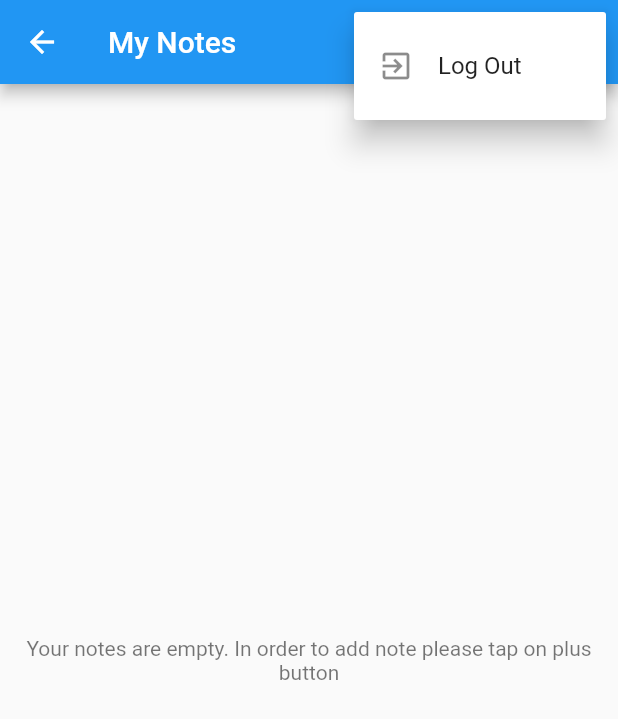
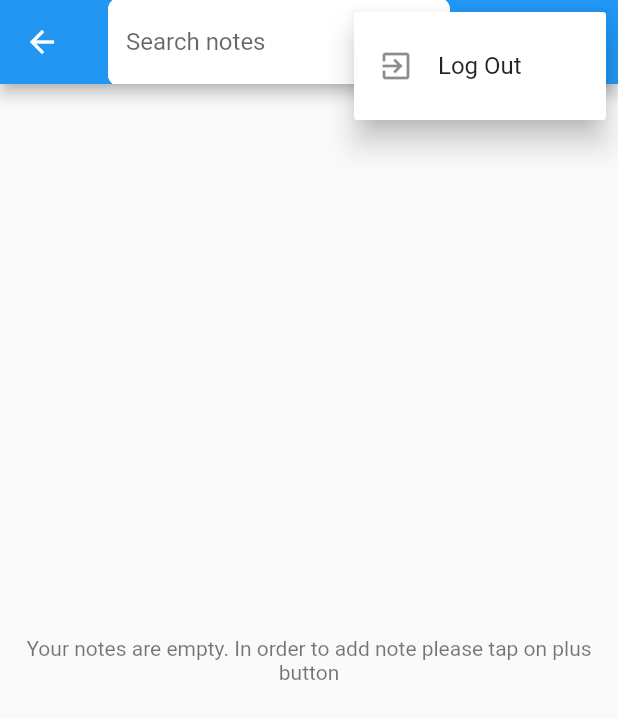
Before and after one commit to IlyasMukatdisov/my_notes, a Flutter app: the NotesPage screen opened directly, after a tap on the "more vert" icon, on a phone screen of 412 x 824 dp. Shown: the top 719 px of the screen. Run offline on Flutter 3.47's test engine with Material 2 defaults, Android fonts, the phone set to English and light mode, and no system bars; our stand-ins replace bloc, cloud_firestore, equatable, firebase_auth, firebase_core, flutter_bloc and 1 more; accounts and stored records are empty; generated files the repository leaves out were written again.

Commit message:
to do search

```diff
--- a/lib/pages/loading/loading_page.dart
+++ b/lib/pages/loading/loading_page.dart
@@ -6,10 +6,8 @@ class LoadingPage extends StatelessWidget {
   @override
   Widget build(BuildContext context) {
     return Scaffold(
-      appBar: AppBar(
-        title: const Text('Loading...'),
-      ),
-      body: const Center(child: CircularProgressIndicator.adaptive()),
+      appBar: AppBar(),
+      body: const Center(child: CircularProgressIndicator()),
     );
   }
 }
--- a/lib/pages/notes/create_update_note_page.dart
+++ b/lib/pages/notes/create_update_note_page.dart
@@ -119,7 +119,7 @@ class _CreateUpdateNotePageState extends State<CreateUpdateNotePage> {
                 }
               default:
                 return const Center(
-                    child: CircularProgressIndicator.adaptive());
+                    child: CircularProgressIndicator());
             }
           },
         ));
--- a/lib/pages/notes/notes_page.dart
+++ b/lib/pages/notes/notes_page.dart
@@ -19,18 +19,46 @@ class NotesPage extends StatefulWidget {
 class _NotesPageState extends State<NotesPage> {
   late final FirebaseCloudStorage _notesService;
   String get userId => AuthService.firebase().currentUser!.id;
+  late final TextEditingController _controller;
 
   @override
   void initState() {
     _notesService = FirebaseCloudStorage();
+    _controller = TextEditingController();
     super.initState();
+  }
+
+  @override
+  void dispose() {
+    _controller.dispose();
+    super.dispose();
   }
 
   @override
   Widget build(BuildContext context) {
     return Scaffold(
         appBar: AppBar(
-          title: const Text('My Notes'),
+          title: TextFormField(
+            controller: _controller,
+            decoration: InputDecoration(
+              border: OutlineInputBorder(
+                  borderRadius: BorderRadius.circular(8),
+                  borderSide: const BorderSide(color: Colors.white)),
+              filled: true,
+              fillColor: Colors.white,
+              hintText: 'Search notes',
+              suffixIcon: IconButton(
+                icon: const Icon(Icons.search),
+                onPressed: () {},
+              ),
+              enabledBorder: OutlineInputBorder(
+                  borderRadius: BorderRadius.circular(8),
+                  borderSide: const BorderSide(color: Colors.white)),
+              focusedBorder: OutlineInputBorder(
+                  borderRadius: BorderRadius.circular(8),
+                  borderSide: const BorderSide(color: Colors.white)),
+            ),
+          ),
           actions: [
             addNoteButton(context),
             const NotePopUpMenu(),
@@ -43,10 +71,23 @@ class _NotesPageState extends State<NotesPage> {
               case ConnectionState.active:
               case ConnectionState.waiting:
                 if (snapshot.hasData) {
+                  Iterable<CloudNote> result;
                   final notes = snapshot.data as Iterable<CloudNote>;
+                  String name = _controller.text;
+                  if (name.isEmpty) {
+                    result = notes;
+                  } else {
+                    List<CloudNote> foundedNotes = [];
+                    for (var note in notes) {
+                      if (note.text.contains(name.toLowerCase())) {
+                        foundedNotes.add(note);
+                      }
+                    }
+                    result = foundedNotes;
+                  }
                   return notes.isNotEmpty
                       ? NotesListView(
-                          notes: notes,
+                          notes: result,
                           onDeleteNote: (note) async {
                             await _notesService.deleteNote(
                                 documentId: note.documentId);
@@ -69,7 +110,7 @@ class _NotesPageState extends State<NotesPage> {
                         );
                 } else {
                   return const Center(
-                    child: CircularProgressIndicator.adaptive(),
+                    child: CircularProgressIndicator(),
                   );
                 }
               default:
@@ -78,4 +119,6 @@ class _NotesPageState extends State<NotesPage> {
           },
         ));
   }
+
+  void _search() {}
 }
```
